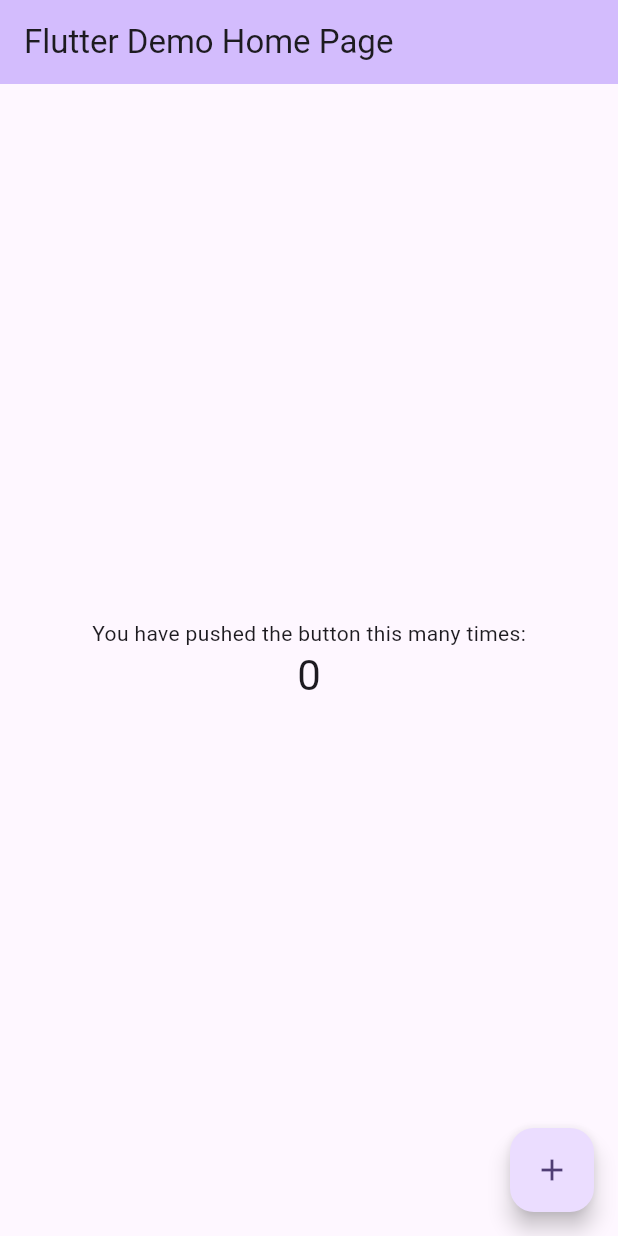
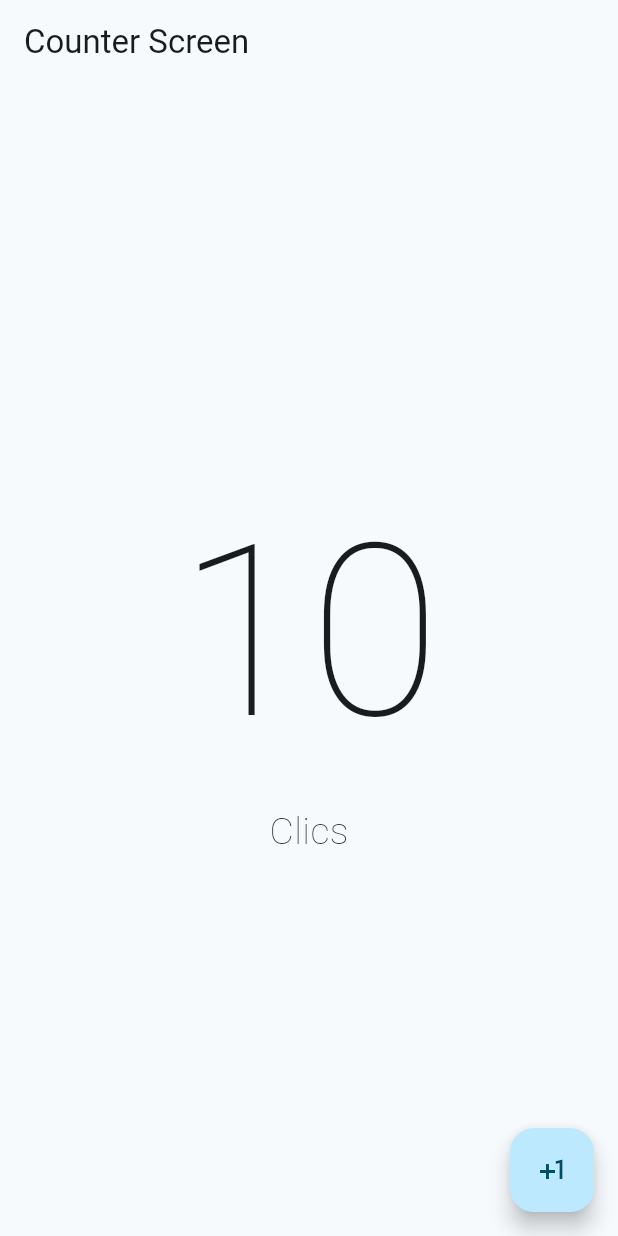
Before and after one commit to Drakoreo/hello_world_app, a Flutter app: the screen it shows after launch, on a phone screen of 412 x 824 dp. Run offline on Flutter 3.47's test engine with Material 3 defaults, Android fonts, the phone set to English and light mode, and no system bars.

Commit message:
Primeros pasos counter screen

```diff
--- a/lib/main.dart
+++ b/lib/main.dart
@@ -1,125 +1,22 @@
 import 'package:flutter/material.dart';
+import 'package:hello_world_app/presentation/screens/counter/counter_screen.dart';
 
 void main() {
-  runApp(const MyApp());
+  runApp(MyApp());
 }
 
 class MyApp extends StatelessWidget {
   const MyApp({super.key});
 
-  // This widget is the root of your application.
   @override
   Widget build(BuildContext context) {
     return MaterialApp(
-      title: 'Flutter Demo',
+      debugShowCheckedModeBanner: false,
       theme: ThemeData(
-        // This is the theme of your application.
-        //
-        // TRY THIS: Try running your application with "flutter run". You'll see
-        // the application has a purple toolbar. Then, without quitting the app,
-        // try changing the seedColor in the colorScheme below to Colors.green
-        // and then invoke "hot reload" (save your changes or press the "hot
-        // reload" button in a Flutter-supported IDE, or press "r" if you used
-        // the command line to start the app).
-        //
-        // Notice that the counter didn't reset back to zero; the application
-        // state is not lost during the reload. To reset the state, use hot
-        // restart instead.
-        //
-        // This works for code too, not just values: Most code changes can be
-        // tested with just a hot reload.
-        colorScheme: ColorScheme.fromSeed(seedColor: Colors.deepPurple),
-        useMaterial3: true,
+        useMaterial3: true, // Ya estaba habilitado sin esto
+        colorSchemeSeed: Colors.blueGrey
       ),
-      home: const MyHomePage(title: 'Flutter Demo Home Page'),
+      home: const CounterScreen()
     );
   }
 }
-
-class MyHomePage extends StatefulWidget {
-  const MyHomePage({super.key, required this.title});
-
-  // This widget is the home page of your application. It is stateful, meaning
-  // that it has a State object (defined below) that contains fields that affect
-  // how it looks.
-
-  // This class is the configuration for the state. It holds the values (in this
-  // case the title) provided by the parent (in this case the App widget) and
-  // used by the build method of the State. Fields in a Widget subclass are
-  // always marked "final".
-
-  final String title;
-
-  @override
-  State<MyHomePage> createState() => _MyHomePageState();
-}
-
-class _MyHomePageState extends State<MyHomePage> {
-  int _counter = 0;
-
-  void _incrementCounter() {
-    setState(() {
-      // This call to setState tells the Flutter framework that something has
-      // changed in this State, which causes it to rerun the build method below
-      // so that the display can reflect the updated values. If we changed
-      // _counter without calling setState(), then the build method would not be
-      // called again, and so nothing would appear to happen.
-      _counter++;
-    });
-  }
-
-  @override
-  Widget build(BuildContext context) {
-    // This method is rerun every time setState is called, for instance as done
-    // by the _incrementCounter method above.
-    //
-    // The Flutter framework has been optimized to make rerunning build methods
-    // fast, so that you can just rebuild anything that needs updating rather
-    // than having to individually change instances of widgets.
-    return Scaffold(
-      appBar: AppBar(
-        // TRY THIS: Try changing the color here to a specific color (to
-        // Colors.amber, perhaps?) and trigger a hot reload to see the AppBar
-        // change color while the other colors stay the same.
-        backgroundColor: Theme.of(context).colorScheme.inversePrimary,
-        // Here we take the value from the MyHomePage object that was created by
-        // the App.build method, and use it to set our appbar title.
-        title: Text(widget.title),
-      ),
-      body: Center(
-        // Center is a layout widget. It takes a single child and positions it
-        // in the middle of the parent.
-        child: Column(
-          // Column is also a layout widget. It takes a list of children and
-          // arranges them vertically. By default, it sizes itself to fit its
-          // children horizontally, and tries to be as tall as its parent.
-          //
-          // Column has various properties to control how it sizes itself and
-          // how it positions its children. Here we use mainAxisAlignment to
-          // center the children vertically; the main axis here is the vertical
-          // axis because Columns are vertical (the cross axis would be
-          // horizontal).
-          //
-          // TRY THIS: Invoke "debug painting" (choose the "Toggle Debug Paint"
-          // action in the IDE, or press "p" in the console), to see the
-          // wireframe for each widget.
-          mainAxisAlignment: MainAxisAlignment.center,
-          children: <Widget>[
-            const Text(
-              'You have pushed the button this many times:',
-            ),
-            Text(
-              '$_counter',
-              style: Theme.of(context).textTheme.headlineMedium,
-            ),
-          ],
-        ),
-      ),
-      floatingActionButton: FloatingActionButton(
-        onPressed: _incrementCounter,
-        tooltip: 'Increment',
-        child: const Icon(Icons.add),
-      ), // This trailing comma makes auto-formatting nicer for build methods.
-    );
-  }
-}
--- /dev/null
+++ b/lib/presentation/screens/counter/counter_screen.dart
@@ -0,0 +1,29 @@
+import 'package:flutter/material.dart';
+
+class CounterScreen extends StatelessWidget {
+  const CounterScreen({super.key});
+
+  @override
+  Widget build(BuildContext context) {
+    return Scaffold(
+      appBar: AppBar(
+        title: Text('Counter Screen'),
+      ),
+      body: const Center(
+        child: Column(
+          mainAxisAlignment: MainAxisAlignment.center,
+          children: [
+            Text('10', style: TextStyle( fontSize: 160, fontWeight: FontWeight.w100 ),),
+            Text('Clics', style: TextStyle( fontSize: 25, fontWeight: FontWeight.w100 ),)
+          ],
+        )
+        ),
+        floatingActionButton: FloatingActionButton(
+          onPressed: () {
+
+          },
+          child: const Icon( Icons.plus_one ),
+          ),
+    );
+  }
+}
```
